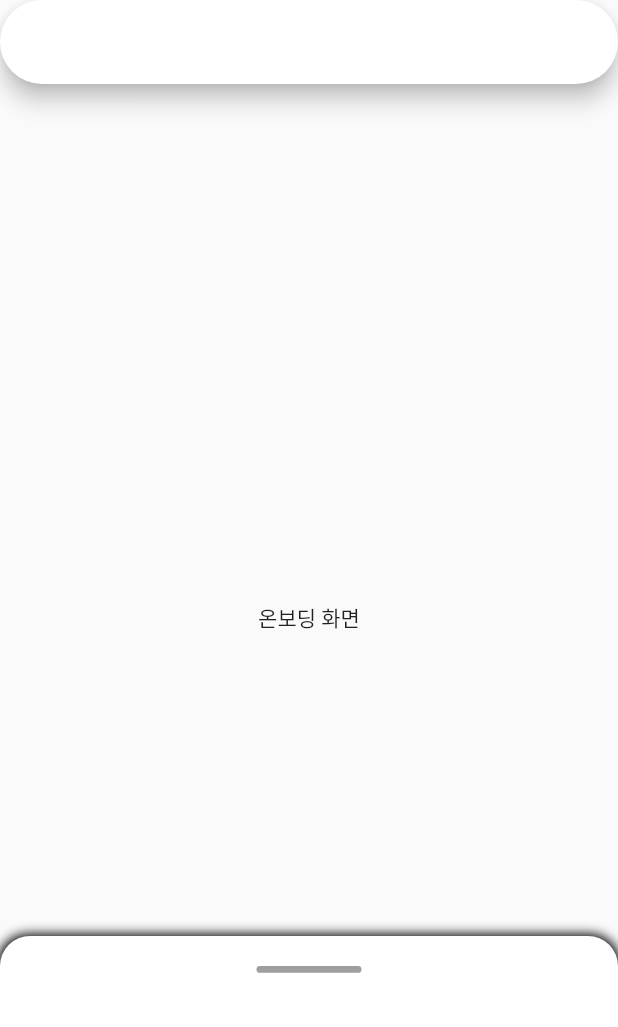
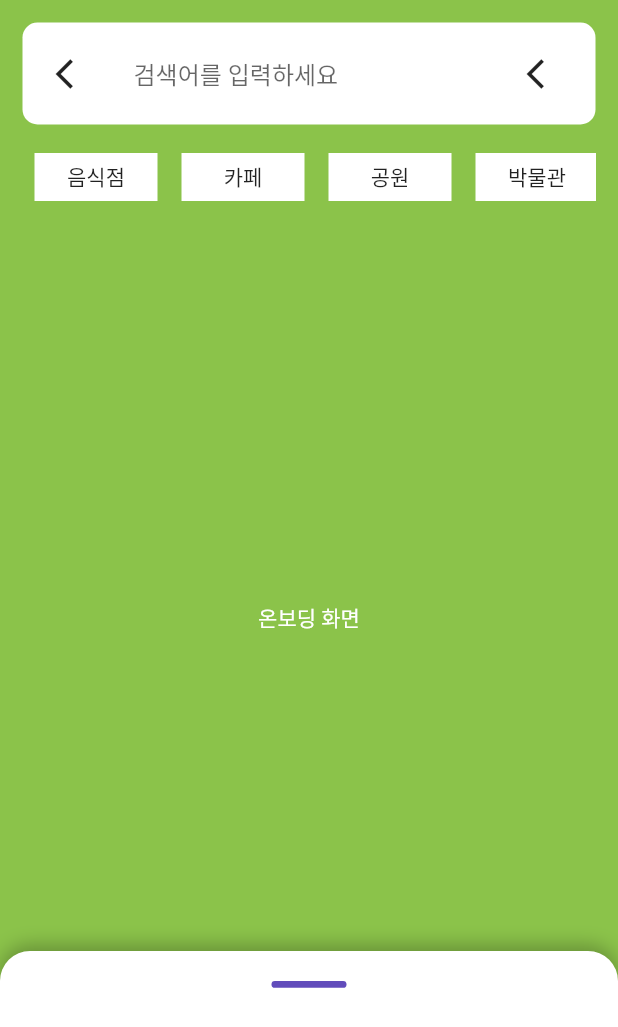
Before and after one commit to P-map/P-map_frontend, a Flutter app: the screen it shows after launch, on a phone screen of 412 x 824 dp. Shown: the top 1027 px of the screen. Run offline on Flutter 3.47's test engine with Material 2 defaults, Android fonts, the phone set to English and light mode, and no system bars.

Commit message:
feat: 검색창 위젯

```diff
--- a/pmap/lib/main.dart
+++ b/pmap/lib/main.dart
@@ -10,14 +10,8 @@ class MyApp extends StatelessWidget {
 
   @override
   Widget build(BuildContext context) {
-    return MaterialApp(
-      title: 'My Mobile App',
-      theme: ThemeData(
-          primarySwatch: Colors.blue,
-          appBarTheme: const AppBarTheme(
-            backgroundColor: Colors.white, // 기본 색상
-          )),
-      home: const HomeScreen(),
+    return const MaterialApp(
+      home: HomeScreen(),
     );
   }
 }
--- a/pmap/lib/views/home/home_screen.dart
+++ b/pmap/lib/views/home/home_screen.dart
@@ -1,5 +1,6 @@
 import 'package:flutter/material.dart';
 import 'package:pmap/views/home/scrollWidget.dart';
+import 'package:pmap/views/home/searchBar.dart';
 import 'package:pmap/views/onboarding/onboarding.dart';
 
 class HomeScreen extends StatefulWidget {
@@ -10,7 +11,7 @@ class HomeScreen extends StatefulWidget {
 }
 
 class _HomeScreenState extends State<HomeScreen> {
-  double height = 300;
+  // double height = 300;
 
   @override
   Widget build(BuildContext context) {
@@ -19,14 +20,18 @@ class _HomeScreenState extends State<HomeScreen> {
       body: SafeArea(
         child: Stack(
           children: [
-            SearchBar(),
+            Screen0(),
             Column(
-              mainAxisSize: MainAxisSize.max,
+              crossAxisAlignment: CrossAxisAlignment.stretch,
               children: [
-                Expanded(child: Screen0()),
+                // Screen0(),
+                SearchScreen(),
+                // Expanded(child: Screen0()),
+                // HomeWidget()
               ],
             ),
             HomeWidget(),
+
           ],
         ),
       ),
--- a/pmap/lib/views/home/scrollWidget.dart
+++ b/pmap/lib/views/home/scrollWidget.dart
@@ -1,5 +1,4 @@
 import 'package:flutter/material.dart';
-
 import 'hidenavbar.dart';
 
 class HomeWidget extends StatefulWidget {
@@ -13,7 +12,7 @@ class HomeWidget extends StatefulWidget {
     late double _height;
 
     final double _lowLimit = 200;
-    final double _highLimit = 700;
+    final double _highLimit = 650;
     final double _upThresh = 100;
     final double _boundary = 300;
     final double _downThresh = 350;
@@ -31,7 +30,7 @@ class HomeWidget extends StatefulWidget {
   @override
   Widget build(BuildContext context) {
     return Positioned(
-      bottom: 0.0,
+      bottom: -10,
       child: GestureDetector(
         onVerticalDragUpdate: ((details) {
           double? delta = details.primaryDelta;
@@ -66,9 +65,9 @@ class HomeWidget extends StatefulWidget {
             });
           }
         },
-        duration: const Duration(milliseconds: 400),
+        duration: const Duration(milliseconds: 100),
         decoration: const BoxDecoration(
-          boxShadow: [BoxShadow(blurRadius: 6, spreadRadius: 0.7)],
+          boxShadow: [BoxShadow(color: Colors.black26, offset: Offset(0, -4), blurRadius: 10, spreadRadius: 0)],
           color: Colors.white,
           borderRadius: BorderRadius.vertical(top: Radius.circular(20))
         ),
@@ -79,14 +78,14 @@ class HomeWidget extends StatefulWidget {
             const SizedBox(
               height: 20,
             ),
-            Container(
-              width: 70,
+            Container( // 위젯 안의 회색 선
+              width: 50,
               height: 4.5,
               decoration: const BoxDecoration(
-                color: Colors.grey,
+                color: Color(0xff614cbb),
                 borderRadius: BorderRadius.all(Radius.circular(10))
               ),
-            )
+            ),
           ],
         ),
         )
--- a/pmap/lib/views/home/searchBar.dart
+++ b/pmap/lib/views/home/searchBar.dart
@@ -5,7 +5,16 @@ void main() {
   runApp(const MyApp());
 }
 
-String searchText = '';
+class SearchScreen extends StatefulWidget {
+  const SearchScreen({Key? key}) : super(key: key);
+
+  @override
+  State<SearchScreen> createState() => _SearchScreenState();
+}
+
+class _SearchScreenState extends State<SearchScreen> {
+  TextEditingController searchController = TextEditingController();
+  FocusNode focusNode = FocusNode();
 
   List<String> items = ['음식점', '카페', '공원', '박물관', '미술관'];
   List<String> itmContents = [
@@ -13,54 +22,156 @@ List<String> itmContents = [
     '카페 Contents',
     '공원 Contents',
     '박물관 Contents',
-  '미술관 Contents'];
-
-class Search extends StatefulWidget {
-  const Search({Key? key}) : super(key: key);
+    '미술관 Contents',
+  ];
 
   @override
-  State<Search> createState() => _SearchState();
-}
-
-class _SearchState extends State<Search> {
-  @override
   Widget build(BuildContext context) {
-    return SafeArea(
-      child: Container(
-        margin: const EdgeInsets.all(16),
-        color: Colors.purple.shade100,
-        child: Padding(
-          padding: const EdgeInsets.all(8.0),
+    return Container(
+      padding: const EdgeInsets.all(15),
+      child: Column(
+        children: [
+          Container(
+            padding: const EdgeInsets.all(10.0),
+            decoration: BoxDecoration(
+              color: Colors.white,
+              borderRadius: BorderRadius.circular(10),
+            ),
             child: Row(
-            mainAxisAlignment: MainAxisAlignment.spaceBetween,
               children: [
-              InkWell(
-                onTap: () {
-                  // 뒤로가기 버튼 누르면 pop
-                  // 샘플 앱에서는 쌓여있는 위젯이 없어 아래와 같이 코드를 넣으면
-                  // 검정색 화면만 나오게 됨
-                  Navigator.of(context).pop();
+                IconButton(
+                  onPressed: () {
+                    // if (searchController.text.isNotEmpty) {
+                    //   setState(() {
+                    //     searchController.text = ''; // 검색어 초기화
+                    //   });
+                    // } else {
+                    //   Navigator.of(context).pop(); // 뒤로가기
+                    // }
                   },
-                child: const Padding(
-                  padding: EdgeInsets.all(8.0),
-                  child: Icon(Icons.arrow_back_ios, size: 18),
+                  icon: searchController.text.isNotEmpty
+                      ? const Icon(Icons.clear) // 검색어가 비어있지 않으면 검색어 초기화 아이콘
+                      : const Icon(Icons.arrow_back_ios), // 검색어가 비어있으면 뒤로가기 아이콘
+                ),
+                const SizedBox(width: 16),
+                Expanded(
+                  child: TextField(
+                    controller: searchController,
+                    decoration: const InputDecoration(
+                      hintText: '검색어를 입력하세요',
+                      border: InputBorder.none,
+                      // fillColor: Colors.white,
+                      // filled: true,
                     ),
                   ),
-              const Expanded(
-                child: Row(
-                  mainAxisAlignment: MainAxisAlignment.spaceBetween,
-                  children: [
-                    Expanded(child: Text('강남역[2호선]', textAlign: TextAlign.center)),
-                    Icon(Icons.arrow_right_alt),
-                    Expanded(child: Text('남산서울타워', textAlign: TextAlign.center)),
+                ),
+                const SizedBox(width: 32),
+                IconButton(
+                  onPressed: () {
+                    if (searchController.text.isNotEmpty) {
+                      setState(() {
+                        searchController.text = ''; // 검색어 초기화
+                      });
+                    } else {
+                      Navigator.of(context).pop(); // 뒤로가기
+                    }
+                  },
+                  icon: searchController.text.isNotEmpty
+                      ? const Icon(Icons.clear) // 검색어가 비어있지 않으면 검색어 초기화 아이콘
+                      : const Icon(Icons.arrow_back_ios), // 검색어가 비어있으면 뒤로가기 아이콘
+                ),
+                // const SizedBox(width: 0),
               ],
             ),
-                )
-
+          ),
+          const SizedBox(height: 10),
+          SizedBox(
+            height: 50,
+            child: SingleChildScrollView(
+              scrollDirection: Axis.horizontal,
+              child: Row(
+                children: [
+                  GestureDetector(
+                    onTap: () {
+                      String selectedQuery = items[0];
+                      searchController.text = selectedQuery;
+                      print('선택한 검색어: $selectedQuery');
+                    },
+                    child: Container(
+                      width: 82,
+                      height: 32,
+                      margin: const EdgeInsets.all(8),
+                      color: Colors.white,
+                      alignment: Alignment.center,
+                      child: Text(items[0]),
+                    ),
+                  ),
+                  GestureDetector(
+                    onTap: () {
+                      String selectedQuery = items[1];
+                      searchController.text = selectedQuery;
+                      print('선택한 검색어: $selectedQuery');
+                    },
+                    child: Container(
+                      width: 82,
+                      height: 32,
+                      margin: const EdgeInsets.all(8),
+                      color: Colors.white,
+                      alignment: Alignment.center,
+                      child: Text(items[1]),
+                    ),
+                  ),
+                  GestureDetector(
+                    onTap: () {
+                      String selectedQuery = items[2];
+                      searchController.text = selectedQuery;
+                      print('선택한 검색어: $selectedQuery');
+                    },
+                    child: Container(
+                      width: 82,
+                      height: 32,
+                      margin: const EdgeInsets.all(8),
+                      color: Colors.white,
+                      alignment: Alignment.center,
+                      child: Text(items[2]),
+                    ),
+                  ),
+                  GestureDetector(
+                    onTap: () {
+                      String selectedQuery = items[3];
+                      searchController.text = selectedQuery;
+                      print('선택한 검색어: $selectedQuery');
+                    },
+                    child: Container(
+                      width: 82,
+                      height: 32,
+                      margin: const EdgeInsets.all(8),
+                      color: Colors.white,
+                      alignment: Alignment.center,
+                      child: Text(items[3]),
+                    ),
+                  ),
+                  GestureDetector(
+                    onTap: () {
+                      String selectedQuery = items[4];
+                      searchController.text = selectedQuery;
+                      print('선택한 검색어: $selectedQuery');
+                    },
+                    child: Container(
+                      width: 82,
+                      height: 32,
+                      margin: const EdgeInsets.all(8),
+                      color: Colors.white,
+                      alignment: Alignment.center,
+                      child: Text(items[4]),
+                    ),
+                  ),
                 ],
               ),
             ),
           ),
+        ],
+      ),
     );
   }
 }
--- a/pmap/lib/views/onboarding/onboarding.dart
+++ b/pmap/lib/views/onboarding/onboarding.dart
@@ -1,11 +1,21 @@
 import 'package:flutter/material.dart';
 
 class Screen0 extends StatelessWidget {
-  const Screen0 ({super.key});
+  const Screen0({Key? key}) : super(key: key);
 
   @override
   Widget build(BuildContext context) {
-    return const Center(child: Text("온보딩 화면"));
+    return Container( // Container로 감싸서 배경색을 설정
+      color: Colors.lightGreen, // 원하는 배경색으로 변경
+      child: const Center(
+        child: Text(
+          "온보딩 화면",
+          style: TextStyle(
+            color: Colors.white, // 글자 색상을 변경하여 보기 좋게 함
+          ),
+        ),
+      ),
+    );
   }
 }
 // 수정해야 함
```
Lines whose indentation alone changed are shown as unchanged.
